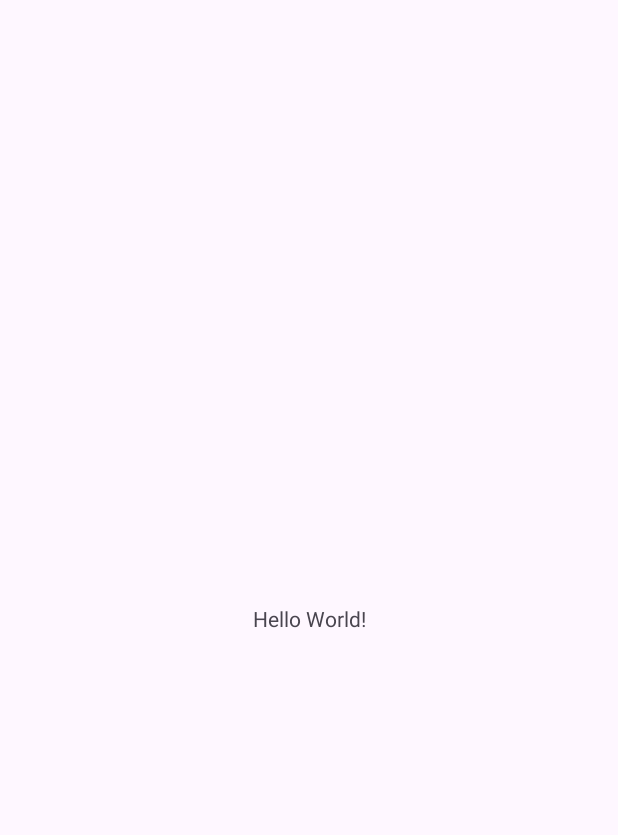
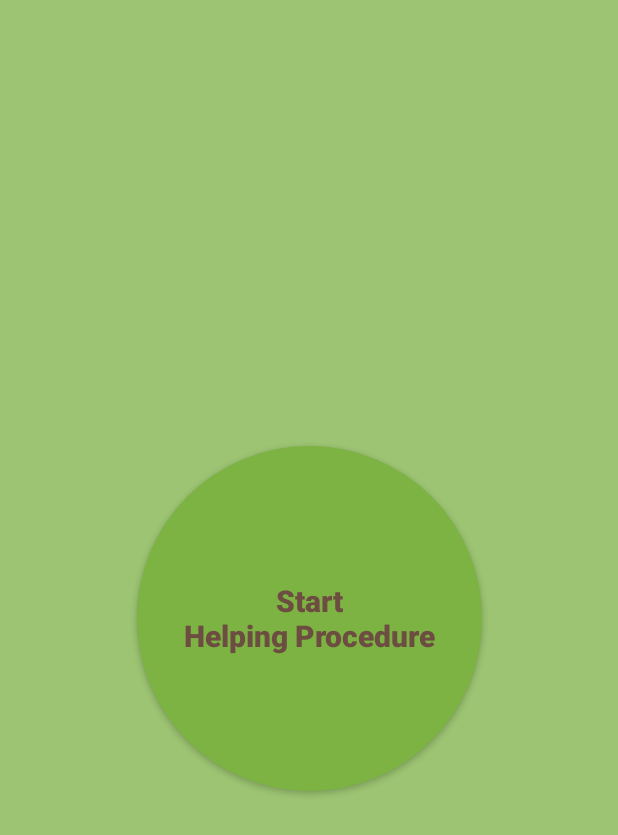
Before and after one commit to AkashKarkhal/WomenSafetyApp, an Android app: the screen it shows after launch (MainActivity), on a phone screen of 412 x 824 dp. Before the commit the part shown is almost empty. Shown: the top 835 px of the screen. Run offline under Robolectric (Android 15) with nearby library versions, the phone set to English and light mode, and no system bars.

Commit message:
helping sms send with location

```diff
--- /dev/null
+++ b/app/src/main/java/com/example/s/Activities/MainActivity.java
@@ -0,0 +1,70 @@
+package com.example.s.Activities;
+
+import androidx.appcompat.app.AppCompatActivity;
+import androidx.appcompat.widget.AppCompatButton;
+import androidx.core.app.ActivityCompat;
+import androidx.core.content.ContextCompat;
+
+import android.app.ActivityManager;
+import android.content.Context;
+import android.content.Intent;
+import android.content.pm.PackageManager;
+import android.os.Bundle;
+import android.view.View;
+
+
+import com.example.s.Service.HelpService;
+import com.example.s.databinding.ActivityMainBinding;
+
+public class MainActivity extends AppCompatActivity {
+
+    ActivityMainBinding binding;
+    @Override
+    protected void onCreate(Bundle savedInstanceState) {
+        super.onCreate(savedInstanceState);
+        binding = ActivityMainBinding.inflate(getLayoutInflater());
+        setContentView(binding.getRoot());
+        updateUi();
+
+
+        binding.StartButton.setOnClickListener(new View.OnClickListener() {
+            @Override
+            public void onClick(View v) {
+
+                if (ContextCompat.checkSelfPermission(getApplicationContext(), android.Manifest.permission.SEND_SMS) != PackageManager.PERMISSION_GRANTED ||
+                        ContextCompat.checkSelfPermission(getApplicationContext(), android.Manifest.permission.ACCESS_FINE_LOCATION) != PackageManager.PERMISSION_GRANTED) {
+                    ActivityCompat.requestPermissions(MainActivity.this, new String[]{android.Manifest.permission.SEND_SMS, android.Manifest.permission.ACCESS_FINE_LOCATION}, 1);
+                }
+                else{
+                    Intent serviceIntent = new Intent(MainActivity.this, HelpService.class);
+                    if (isServiceRunning(HelpService.class)) {
+                        stopService(serviceIntent);
+                    } else {
+                        startService(serviceIntent);
+                    }
+                    updateUi();
+                }
+            }
+        });
+
+    }
+
+
+    private boolean isServiceRunning(Class<?> serviceClass) {
+        ActivityManager manager = (ActivityManager) getSystemService(Context.ACTIVITY_SERVICE);
+        for (ActivityManager.RunningServiceInfo service : manager.getRunningServices(Integer.MAX_VALUE)) {
+            if (serviceClass.getName().equals(service.service.getClassName())) {
+                return true;
+            }
+        }
+        return false;
+    }
+
+    void updateUi(){
+        if (isServiceRunning(HelpService.class)) {
+            binding.StartButton.setText("Stop\nHelping Procedure");
+        } else {
+            binding.StartButton.setText("Start\nHelping Procedure");
+        }
+    }
+}
--- a/app/src/main/java/com/example/s/MainActivity.java
+++ /dev/null
@@ -1,14 +0,0 @@
-package com.example.s;
-
-import androidx.appcompat.app.AppCompatActivity;
-
-import android.os.Bundle;
-
-public class MainActivity extends AppCompatActivity {
-
-    @Override
-    protected void onCreate(Bundle savedInstanceState) {
-        super.onCreate(savedInstanceState);
-        setContentView(R.layout.activity_main);
-    }
-}
--- /dev/null
+++ b/app/src/main/res/drawable/round.xml
@@ -0,0 +1,7 @@
+<?xml version="1.0" encoding="utf-8"?>
+<shape xmlns:android="http://schemas.android.com/apk/res/android"
+    android:shape="oval">
+    <solid android:color="#7CB342"/>
+
+
+</shape>
--- a/app/src/main/res/layout/activity_main.xml
+++ b/app/src/main/res/layout/activity_main.xml
@@ -4,12 +4,19 @@
     xmlns:tools="http://schemas.android.com/tools"
     android:layout_width="match_parent"
     android:layout_height="match_parent"
-    tools:context=".MainActivity">
+    android:background="#BE7CB342"
+    tools:context=".Activities.MainActivity">
 
-    <TextView
-        android:layout_width="wrap_content"
-        android:layout_height="wrap_content"
-        android:text="Hello World!"
+    <androidx.appcompat.widget.AppCompatButton
+        android:id="@+id/StartButton"
+        android:layout_width="230dp"
+        android:layout_height="230dp"
+        android:background="@drawable/round"
+        android:text="@string/start_nhelp_procedure"
+        android:textAllCaps="false"
+        android:textColor="#6D4C41"
+        android:textSize="20sp"
+        android:textStyle="bold"
         app:layout_constraintBottom_toBottomOf="parent"
         app:layout_constraintEnd_toEndOf="parent"
         app:layout_constraintStart_toStartOf="parent"
--- a/app/src/main/res/values/strings.xml
+++ b/app/src/main/res/values/strings.xml
@@ -1,3 +1,4 @@
 <resources>
     <string name="app_name">S</string>
+    <string name="start_nhelp_procedure">Start\nHelp Procedure</string>
 </resources>
```
Also changed, not shown: app/build.gradle.kts (+6 -2 lines), app/src/main/AndroidManifest.xml (+21 -2 lines), app/src/main/java/com/example/s/Service/HelpService.java (added, +140 -0 lines).
